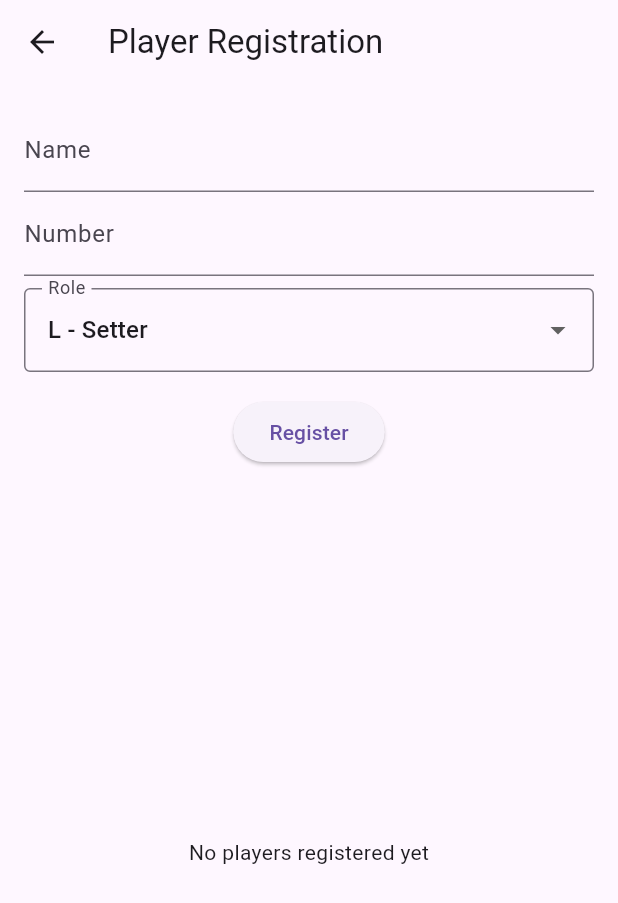
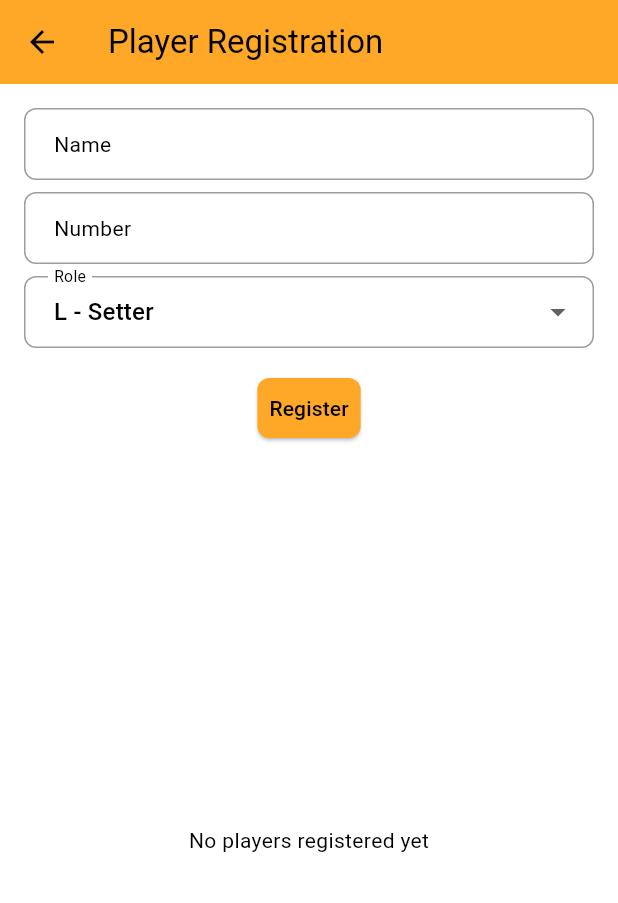
Before and after one commit to Mrprey/Management-vball, a Flutter app: the screen it shows after launch, after a tap on "Go to Player View", on a phone screen of 412 x 824 dp. Shown: the top 903 px of the screen. Run offline on Flutter 3.47's test engine with Material 3 defaults, Android fonts, the phone set to English and light mode, and no system bars; our stand-ins replace auto_route, equatable, get_it.

Commit message:
Refatoração: Adicionado SnackbarWidget para gerenciar contexto e corrigido uso de BuildContext

```diff
--- /dev/null
+++ b/lib/core/constants/paddings.dart
@@ -0,0 +1,21 @@
+import 'package:flutter/material.dart';
+
+import 'sizes.dart';
+
+class AppPaddings {
+  static const EdgeInsets small = EdgeInsets.all(AppSizes.small);
+  static const EdgeInsets medium = EdgeInsets.all(AppSizes.medium);
+  static const EdgeInsets large = EdgeInsets.all(AppSizes.large);
+  static const EdgeInsets horizontalSmall =
+      EdgeInsets.symmetric(horizontal: AppSizes.small);
+  static const EdgeInsets horizontalMedium =
+      EdgeInsets.symmetric(horizontal: AppSizes.medium);
+  static const EdgeInsets horizontalLarge =
+      EdgeInsets.symmetric(horizontal: AppSizes.large);
+  static const EdgeInsets verticalSmall =
+      EdgeInsets.symmetric(vertical: AppSizes.small);
+  static const EdgeInsets verticalMedium =
+      EdgeInsets.symmetric(vertical: AppSizes.medium);
+  static const EdgeInsets verticalLarge =
+      EdgeInsets.symmetric(vertical: AppSizes.large);
+}
--- a/lib/core/constants/sizes.dart
+++ b/lib/core/constants/sizes.dart
@@ -3,4 +3,6 @@ class AppSizes {
   static const double medium = 16.0;
   static const double large = 32.0;
   static const double extraLarge = 64.0;
+  static const double positionedBottom = 20.0;
+  static const double positionedRight = 20.0;
 }
--- a/lib/core/constants/theme_notifier.dart
+++ b/lib/core/constants/theme_notifier.dart
@@ -1,4 +1,5 @@
 import 'package:flutter/material.dart';
+import 'package:management_vball/core/constants/themes.dart';
 
 class ThemeNotifier extends ChangeNotifier {
   bool _isDarkMode = false;
@@ -6,7 +7,7 @@ class ThemeNotifier extends ChangeNotifier {
   bool get isDarkMode => _isDarkMode;
 
   ThemeData get currentTheme =>
-      _isDarkMode ? ThemeData.dark() : ThemeData.light();
+      _isDarkMode ? AppThemes.darkTheme : AppThemes.lightTheme;
 
   void toggleTheme() {
     _isDarkMode = !_isDarkMode;
--- a/lib/presentation/views/home_view.dart
+++ b/lib/presentation/views/home_view.dart
@@ -1,6 +1,8 @@
 import 'package:auto_route/auto_route.dart';
 import 'package:flutter/material.dart';
-import 'package:management_vball/core/constants/colors.dart';
+import 'package:management_vball/core/constants/borders.dart';
+import 'package:management_vball/core/constants/paddings.dart';
+import 'package:management_vball/core/constants/sizes.dart';
 import 'package:management_vball/core/constants/theme_notifier.dart';
 import 'package:management_vball/core/router.gr.dart';
 import 'package:provider/provider.dart';
@@ -12,12 +14,19 @@ class HomeView extends StatelessWidget {
   Widget build(BuildContext context) {
     return Scaffold(
       appBar: AppBar(
-        title: const Text('Home'),
+        title: Text(
+          'Home',
+          style: Theme.of(context).textTheme.titleLarge,
+        ),
       ),
       body: Stack(
         children: [
           _buildMainContent(context),
-          _buildThemeToggleButton(context),
+          Positioned(
+            bottom: AppSizes.positionedBottom,
+            right: AppSizes.positionedRight,
+            child: _buildThemeToggleButton(context),
+          ),
         ],
       ),
     );
@@ -32,7 +41,18 @@ class HomeView extends StatelessWidget {
             onPressed: () {
               context.router.push(const PlayerView());
             },
-            child: const Text('Go to Player View'),
+            style: ElevatedButton.styleFrom(
+              backgroundColor: Theme.of(context).colorScheme.primary,
+              foregroundColor: Theme.of(context).colorScheme.onPrimary,
+              shape: RoundedRectangleBorder(
+                borderRadius: BorderRadius.circular(AppBorders.buttonRadius),
+              ),
+              padding: AppPaddings.horizontalMedium,
+            ),
+            child: Text(
+              'Go to Player View',
+              style: Theme.of(context).textTheme.labelLarge,
+            ),
           ),
         ],
       ),
@@ -40,26 +60,20 @@ class HomeView extends StatelessWidget {
   }
 
   Widget _buildThemeToggleButton(BuildContext context) {
-    return Positioned(
-      bottom: 20,
-      right: 20,
-      child: Consumer<ThemeNotifier>(
+    return Consumer<ThemeNotifier>(
       builder: (context, themeNotifier, child) {
         return IconButton(
           onPressed: () {
             themeNotifier.toggleTheme();
           },
           icon: Icon(
-              themeNotifier.isDarkMode
-                  ? Icons.dark_mode
-                  : Icons.light_mode,
+            themeNotifier.isDarkMode ? Icons.dark_mode : Icons.light_mode,
             color: themeNotifier.isDarkMode
-                  ? AppColors.primaryDark
-                  : AppColors.primary,
+                ? Theme.of(context).colorScheme.onSurface
+                : Theme.of(context).colorScheme.onSurface,
           ),
         );
       },
-      ),
     );
   }
 }
--- a/lib/presentation/views/player_view.dart
+++ b/lib/presentation/views/player_view.dart
@@ -1,19 +1,22 @@
 import 'package:flutter/material.dart';
+import 'package:management_vball/core/constants/borders.dart';
+import 'package:management_vball/core/constants/paddings.dart';
 import 'package:management_vball/core/constants/player_positions.dart';
 import 'package:management_vball/core/constants/sizes.dart';
 import 'package:management_vball/core/constants/translations.dart';
 import 'package:management_vball/core/di/service_locator.dart';
 import 'package:management_vball/presentation/view_models/player_view_model.dart';
+import 'package:management_vball/presentation/widgets/snackbar_widget.dart';
 import 'package:provider/provider.dart';
 
 class PlayerView extends StatefulWidget {
   const PlayerView({super.key});
 
   @override
-  _PlayerViewState createState() => _PlayerViewState();
+  PlayerViewState createState() => PlayerViewState();
 }
 
-class _PlayerViewState extends State<PlayerView> {
+class PlayerViewState extends State<PlayerView> {
   final _nameController = TextEditingController();
   final _numberController = TextEditingController();
   String _selectedPosition = PlayerPositions.setter; // Default position
@@ -36,6 +39,7 @@ class _PlayerViewState extends State<PlayerView> {
 
   @override
   Widget build(BuildContext context) {
+    final BuildContext currentContext = context;
     return ChangeNotifierProvider.value(
       value: _viewModel,
       child: Consumer<PlayerViewModel>(
@@ -43,7 +47,7 @@ class _PlayerViewState extends State<PlayerView> {
           if (model.isLoading) {
             return const Center(child: CircularProgressIndicator());
           }
-          return _buildContent(context, model);
+          return _buildContent(currentContext, model);
         },
       ),
     );
@@ -52,10 +56,13 @@ class _PlayerViewState extends State<PlayerView> {
   Widget _buildContent(BuildContext context, PlayerViewModel model) {
     return Scaffold(
       appBar: AppBar(
-        title: Text(Translations.of(context).playerRegistration),
+        title: Text(
+          Translations.of(context).playerRegistration,
+          style: Theme.of(context).textTheme.titleLarge,
+        ),
       ),
       body: Padding(
-        padding: const EdgeInsets.all(AppSizes.medium),
+        padding: AppPaddings.medium,
         child: Column(
           children: [
             _buildForm(context, model),
@@ -65,16 +72,20 @@ class _PlayerViewState extends State<PlayerView> {
                 padding: const EdgeInsets.all(8.0),
                 child: Text(
                   model.errorMessage!,
-                  style: const TextStyle(color: Colors.red),
+                  style: TextStyle(
+                    color: Theme.of(context).colorScheme.error,
+                    fontSize: Theme.of(context).textTheme.bodyMedium?.fontSize,
+                  ),
                 ),
               ),
             ElevatedButton(
-              onPressed: () {
+              onPressed: () async {
                 final name = _nameController.text;
                 final number = int.tryParse(_numberController.text) ?? 0;
                 final role = _selectedPosition;
 
-                model.addPlayer(name, number, role).then((_) {
+                await model.addPlayer(name, number, role);
+
                 if (model.errorMessage == null) {
                   _nameController.clear();
                   _numberController.clear();
@@ -82,17 +93,33 @@ class _PlayerViewState extends State<PlayerView> {
                     _selectedPosition = PlayerPositions.setter;
                   });
 
-                    ScaffoldMessenger.of(context).showSnackBar(
-                      SnackBar(
-                        content: Text(
-                          Translations.of(context).playerRegistered,
+                  final String message =
+                      Translations.of(context).playerRegistered;
+                  final Color backgroundColor =
+                      Theme.of(context).colorScheme.surface;
+                  final TextStyle? textStyle =
+                      Theme.of(context).textTheme.bodyMedium?.copyWith(
+                            color: Theme.of(context).colorScheme.onSurface,
+                          );
+
+                  if (!mounted) return;
+
+                  SnackbarWidget.show(
+                      context, message, backgroundColor, textStyle);
+                }
+              },
+              style: ElevatedButton.styleFrom(
+                backgroundColor: Theme.of(context).colorScheme.primary,
+                foregroundColor: Theme.of(context).colorScheme.onPrimary,
+                shape: RoundedRectangleBorder(
+                  borderRadius: BorderRadius.circular(AppBorders.buttonRadius),
                 ),
+                padding: AppPaddings.small,
               ),
-                    );
-                  }
-                });
-              },
-              child: Text(Translations.of(context).register),
+              child: Text(
+                Translations.of(context).register,
+                style: Theme.of(context).textTheme.labelLarge,
+              ),
             ),
             const SizedBox(height: AppSizes.medium),
             Expanded(
@@ -111,12 +138,17 @@ class _PlayerViewState extends State<PlayerView> {
           controller: _nameController,
           decoration: InputDecoration(
             labelText: Translations.of(context).name,
+            labelStyle: Theme.of(context).textTheme.bodyMedium,
+            border: const OutlineInputBorder(),
           ),
         ),
+        const SizedBox(height: AppSizes.small),
         TextField(
           controller: _numberController,
           decoration: InputDecoration(
             labelText: Translations.of(context).number,
+            labelStyle: Theme.of(context).textTheme.bodyMedium,
+            border: const OutlineInputBorder(),
           ),
           keyboardType: TextInputType.number,
         ),
@@ -125,6 +157,7 @@ class _PlayerViewState extends State<PlayerView> {
           value: _selectedPosition,
           decoration: InputDecoration(
             labelText: Translations.of(context).role,
+            labelStyle: Theme.of(context).textTheme.bodyMedium,
             border: const OutlineInputBorder(),
           ),
           items: PlayerPositions.getPositionItems(),
@@ -142,14 +175,25 @@ class _PlayerViewState extends State<PlayerView> {
 
   Widget _buildPlayerList(PlayerViewModel model) {
     return model.players.isEmpty
-        ? const Center(child: Text('No players registered yet'))
+        ? Center(
+            child: Text(
+              'No players registered yet',
+              style: Theme.of(context).textTheme.bodyMedium,
+            ),
+          )
         : ListView.builder(
             itemCount: model.players.length,
             itemBuilder: (context, index) {
               final player = model.players[index];
               return ListTile(
-                title: Text(player.name),
-                subtitle: Text('${player.number} - ${player.position}'),
+                title: Text(
+                  player.name,
+                  style: Theme.of(context).textTheme.bodyLarge,
+                ),
+                subtitle: Text(
+                  '${player.number} - ${player.position}',
+                  style: Theme.of(context).textTheme.bodyMedium,
+                ),
               );
             },
           );
--- /dev/null
+++ b/lib/presentation/widgets/snackbar_widget.dart
@@ -0,0 +1,19 @@
+import 'package:flutter/material.dart';
+
+class SnackbarWidget {
+  SnackbarWidget._(); // Private constructor to prevent instantiation
+
+  static void show(BuildContext context, String message, Color backgroundColor,
+      TextStyle? textStyle) {
+    final scaffoldMessenger = ScaffoldMessenger.of(context);
+    scaffoldMessenger.showSnackBar(
+      SnackBar(
+        backgroundColor: backgroundColor,
+        content: Text(
+          message,
+          style: textStyle,
+        ),
+      ),
+    );
+  }
+}
```
Also changed, not shown: 1 other file. Lines whose indentation alone changed are shown as unchanged.
